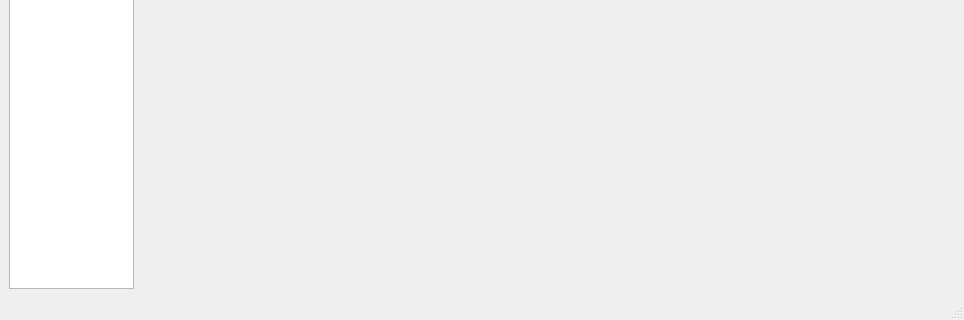
Old version of the form src/ui/synnefo.ui in the repository oyranos-cms/Synnefo; both pictures show x 0 to 964 and y 272 to 592 of the 964 by 592 pixel window.
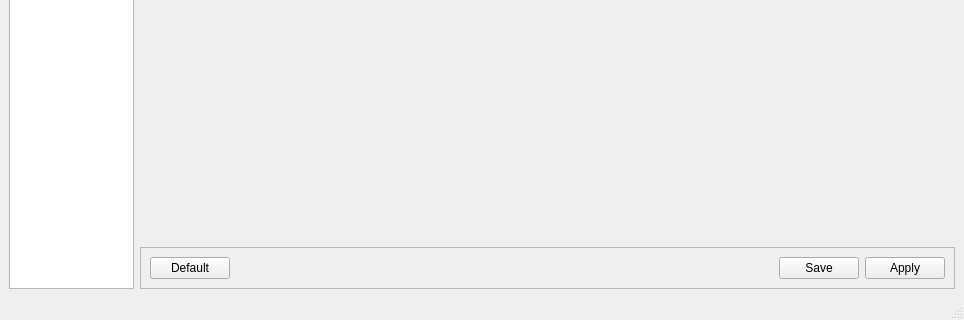
New version of the form.

The edit to the form file:
```diff
--- a/src/ui/synnefo.ui
+++ b/src/ui/synnefo.ui
@@ -15,22 +15,7 @@
   </property>
   <widget class="QWidget" name="centralwidget">
    <layout class="QGridLayout" name="gridLayout">
-    <item row="0" column="1">
-     <widget class="QStackedWidget" name="syModuleWidget">
-      <property name="sizePolicy">
-       <sizepolicy hsizetype="Minimum" vsizetype="Expanding">
-        <horstretch>0</horstretch>
-        <verstretch>0</verstretch>
-       </sizepolicy>
-      </property>
-      <widget class="QWidget" name="syModuleStackedWidgetPage1">
-       <property name="enabled">
-        <bool>false</bool>
-       </property>
-      </widget>
-     </widget>
-    </item>
-    <item row="0" column="0">
+    <item row="0" column="0" rowspan="2">
      <widget class="QListWidget" name="syModuleListView">
       <property name="sizePolicy">
        <sizepolicy hsizetype="Fixed" vsizetype="Expanding">
@@ -46,6 +31,93 @@
       </property>
      </widget>
     </item>
+    <item row="0" column="1">
+     <widget class="QStackedWidget" name="syModuleWidget">
+      <property name="sizePolicy">
+       <sizepolicy hsizetype="Minimum" vsizetype="Expanding">
+        <horstretch>0</horstretch>
+        <verstretch>0</verstretch>
+       </sizepolicy>
+      </property>
+      <widget class="QWidget" name="syMainStackedWidgetPage1"/>
+     </widget>
+    </item>
+    <item row="1" column="1">
+     <widget class="QFrame" name="Frame">
+      <property name="enabled">
+       <bool>true</bool>
+      </property>
+      <property name="sizePolicy">
+       <sizepolicy hsizetype="Preferred" vsizetype="Preferred">
+        <horstretch>0</horstretch>
+        <verstretch>0</verstretch>
+       </sizepolicy>
+      </property>
+      <property name="maximumSize">
+       <size>
+        <width>16777215</width>
+        <height>50</height>
+       </size>
+      </property>
+      <property name="layoutDirection">
+       <enum>Qt::RightToLeft</enum>
+      </property>
+      <property name="autoFillBackground">
+       <bool>true</bool>
+      </property>
+      <property name="frameShape">
+       <enum>QFrame::StyledPanel</enum>
+      </property>
+      <property name="frameShadow">
+       <enum>QFrame::Plain</enum>
+      </property>
+      <layout class="QGridLayout" name="gridLayout_2">
+       <property name="horizontalSpacing">
+        <number>-1</number>
+       </property>
+       <item row="0" column="1">
+        <widget class="QPushButton" name="saveButton">
+         <property name="text">
+          <string>Save</string>
+         </property>
+        </widget>
+       </item>
+       <item row="0" column="0">
+        <widget class="QPushButton" name="applyButton">
+         <property name="layoutDirection">
+          <enum>Qt::LeftToRight</enum>
+         </property>
+         <property name="text">
+          <string>Apply</string>
+         </property>
+         <property name="flat">
+          <bool>false</bool>
+         </property>
+        </widget>
+       </item>
+       <item row="0" column="3">
+        <spacer name="horizontalSpacer">
+         <property name="orientation">
+          <enum>Qt::Horizontal</enum>
+         </property>
+         <property name="sizeHint" stdset="0">
+          <size>
+           <width>40</width>
+           <height>20</height>
+          </size>
+         </property>
+        </spacer>
+       </item>
+       <item row="0" column="4">
+        <widget class="QPushButton" name="defaultButton">
+         <property name="text">
+          <string>Default</string>
+         </property>
+        </widget>
+       </item>
+      </layout>
+     </widget>
+    </item>
    </layout>
   </widget>
   <widget class="QStatusBar" name="statusbar"/>
```
